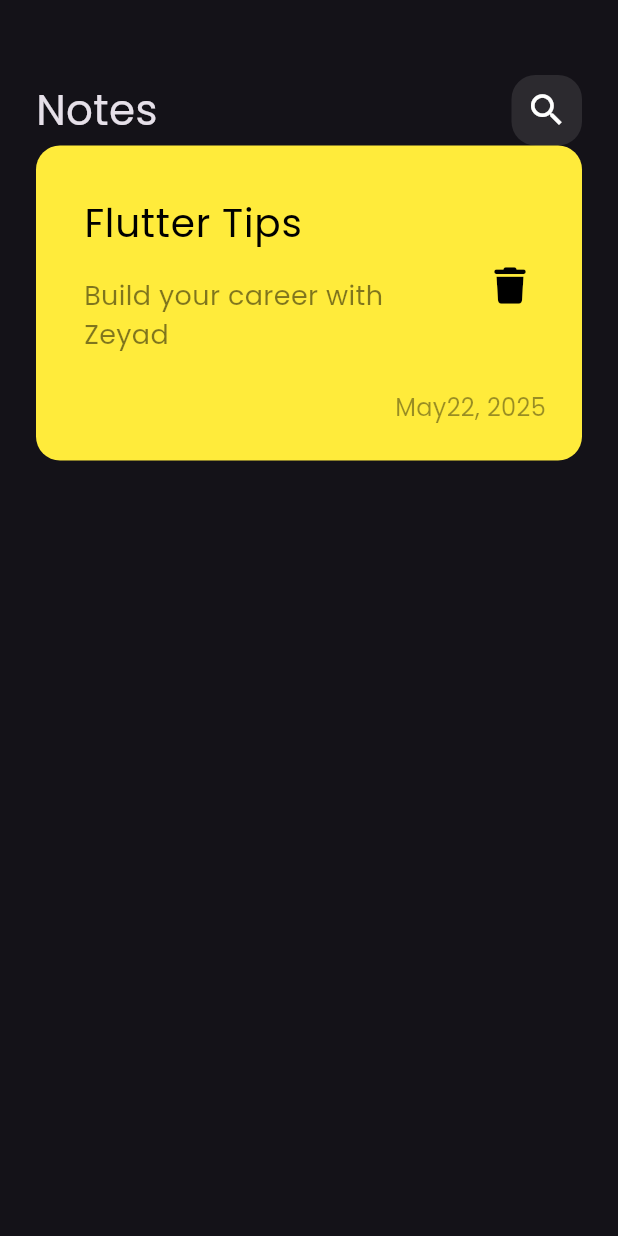
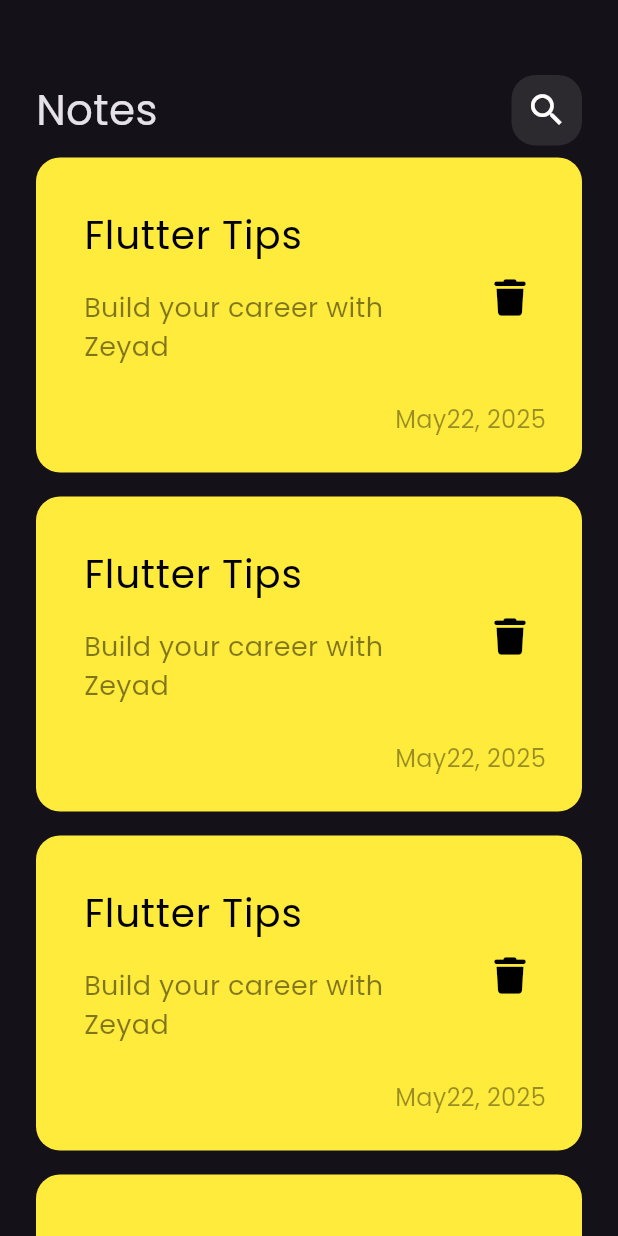
Before and after one commit to ZeyadBamj/notes_app, a Flutter app: the screen it shows after launch, on a phone screen of 412 x 824 dp. Run offline on Flutter 3.47's test engine with Material 3 defaults, Android fonts, the phone set to English and light mode, and no system bars; our stand-ins replace font_awesome_flutter.

Commit message:
create NotesListView

```diff
--- a/lib/widgets/custom_note_item.dart
+++ b/lib/widgets/custom_note_item.dart
@@ -6,7 +6,9 @@ class CustomNoteItem extends StatelessWidget {
 
   @override
   Widget build(BuildContext context) {
-    return Container(
+    return Padding(
+      padding: const EdgeInsets.symmetric(vertical: 8),
+      child: Container(
         padding: EdgeInsets.only(top: 24, bottom: 24, left: 16),
         decoration: BoxDecoration(
           color: Colors.yellow,
@@ -51,6 +53,7 @@ class CustomNoteItem extends StatelessWidget {
             ),
           ],
         ),
+      ),
     );
   }
 }
--- /dev/null
+++ b/lib/widgets/notes_list_view.dart
@@ -0,0 +1,17 @@
+import 'package:flutter/material.dart';
+import 'package:note_app/widgets/custom_note_item.dart';
+
+class NotesListView extends StatelessWidget {
+  const NotesListView({super.key});
+
+  @override
+  Widget build(BuildContext context) {
+    return Expanded(
+      child: ListView.builder(
+        itemBuilder: (context, index) {
+          return const CustomNoteItem();
+        },
+      ),
+    );
+  }
+}
--- a/lib/widgets/notes_view_body.dart
+++ b/lib/widgets/notes_view_body.dart
@@ -1,6 +1,6 @@
 import 'package:flutter/material.dart';
 import 'package:note_app/widgets/custom_app_bar.dart';
-import 'package:note_app/widgets/custom_note_item.dart';
+import 'package:note_app/widgets/notes_list_view.dart';
 
 class NotesViewBody extends StatelessWidget {
   const NotesViewBody({super.key});
@@ -10,11 +10,7 @@ class NotesViewBody extends StatelessWidget {
     return Padding(
       padding: const EdgeInsets.symmetric(horizontal: 24),
       child: Column(
-        children: const [
-          SizedBox(height: 50),
-          CustomAppBar(),
-          CustomNoteItem(),
-        ],
+        children: const [SizedBox(height: 50), CustomAppBar(), NotesListView()],
       ),
     );
   }
```
Lines whose indentation alone changed are shown as unchanged.
